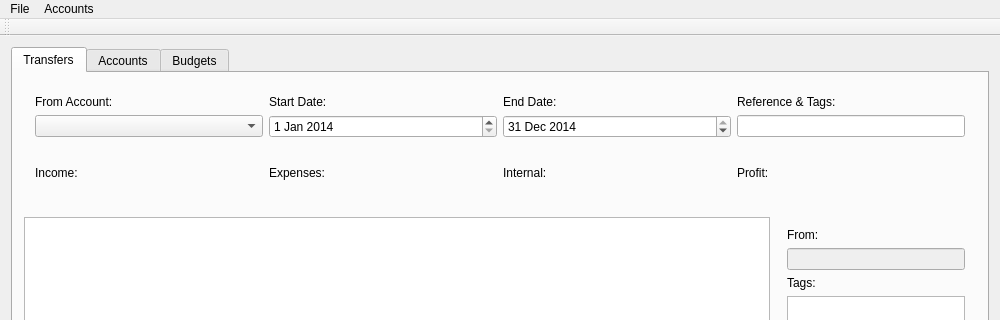
Qt form ui/mainwindow.ui (Marvin182/Moneyphant) before a commit; both pictures show x 0 to 1000 and y 0 to 320 of the 1000 by 750 pixel window.
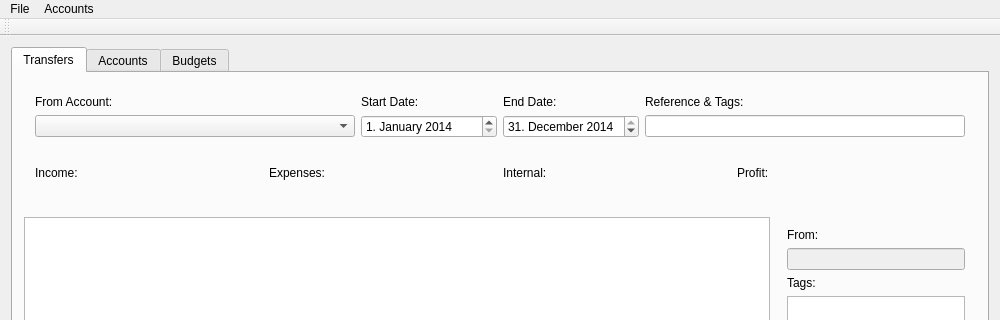
The same form after that commit. Custom widgets are drawn as their Qt base class.

```diff
--- a/ui/mainwindow.ui
+++ b/ui/mainwindow.ui
@@ -28,22 +28,14 @@
         <item>
          <widget class="QWidget" name="widget_3" native="true">
           <layout class="QGridLayout" name="gridLayout">
-           <item row="0" column="3">
-            <widget class="QLabel" name="label_15">
-             <property name="text">
-              <string>Reference &amp; Tags:</string>
-             </property>
-            </widget>
-           </item>
-           <item row="0" column="0">
-            <widget class="QLabel" name="label_13">
-             <property name="text">
-              <string>From Account:</string>
-             </property>
-            </widget>
-           </item>
-           <item row="1" column="1">
+           <item row="2" column="1">
             <widget class="QDateEdit" name="trFilterStartDate">
+             <property name="sizePolicy">
+              <sizepolicy hsizetype="Minimum" vsizetype="Fixed">
+               <horstretch>0</horstretch>
+               <verstretch>0</verstretch>
+              </sizepolicy>
+             </property>
              <property name="dateTime">
               <datetime>
                <hour>0</hour>
@@ -54,20 +46,33 @@
                <day>1</day>
               </datetime>
              </property>
+             <property name="displayFormat">
+              <string>d. MMMM yyyy</string>
+             </property>
             </widget>
            </item>
-           <item row="1" column="3">
-            <widget class="QLineEdit" name="trFilterReferenceTags">
+           <item row="2" column="0">
+            <widget class="QComboBox" name="trFilterFromAccount">
              <property name="sizePolicy">
-              <sizepolicy hsizetype="Preferred" vsizetype="Fixed">
+              <sizepolicy hsizetype="MinimumExpanding" vsizetype="Fixed">
                <horstretch>0</horstretch>
                <verstretch>0</verstretch>
               </sizepolicy>
              </property>
             </widget>
            </item>
-           <item row="1" column="2">
+           <item row="1" column="1">
+            <widget class="QLabel" name="label_18">
+             <property name="text">
+              <string>Start Date:</string>
+             </property>
+            </widget>
+           </item>
+           <item row="2" column="4">
             <widget class="QDateEdit" name="trFilterEndDate">
+             <property name="displayFormat">
+              <string>d. MMMM yyyy</string>
+             </property>
              <property name="date">
               <date>
                <year>2014</year>
@@ -77,7 +82,17 @@
              </property>
             </widget>
            </item>
-           <item row="0" column="2">
+           <item row="2" column="5">
+            <widget class="QLineEdit" name="trFilterReferenceTags">
+             <property name="sizePolicy">
+              <sizepolicy hsizetype="MinimumExpanding" vsizetype="Fixed">
+               <horstretch>0</horstretch>
+               <verstretch>0</verstretch>
+              </sizepolicy>
+             </property>
+            </widget>
+           </item>
+           <item row="1" column="4">
             <widget class="QLabel" name="label_17">
              <property name="text">
               <string>End Date:</string>
@@ -85,12 +100,16 @@
             </widget>
            </item>
            <item row="1" column="0">
-            <widget class="QComboBox" name="trFilterFromAccount"/>
+            <widget class="QLabel" name="label_13">
+             <property name="text">
+              <string>From Account:</string>
+             </property>
+            </widget>
            </item>
-           <item row="0" column="1">
-            <widget class="QLabel" name="label_18">
+           <item row="1" column="5">
+            <widget class="QLabel" name="label_15">
              <property name="text">
-              <string>Start Date:</string>
+              <string>Reference &amp; Tags:</string>
              </property>
             </widget>
            </item>
```
Left out of the diff: 3 changed lines with no effect on the pictures.
